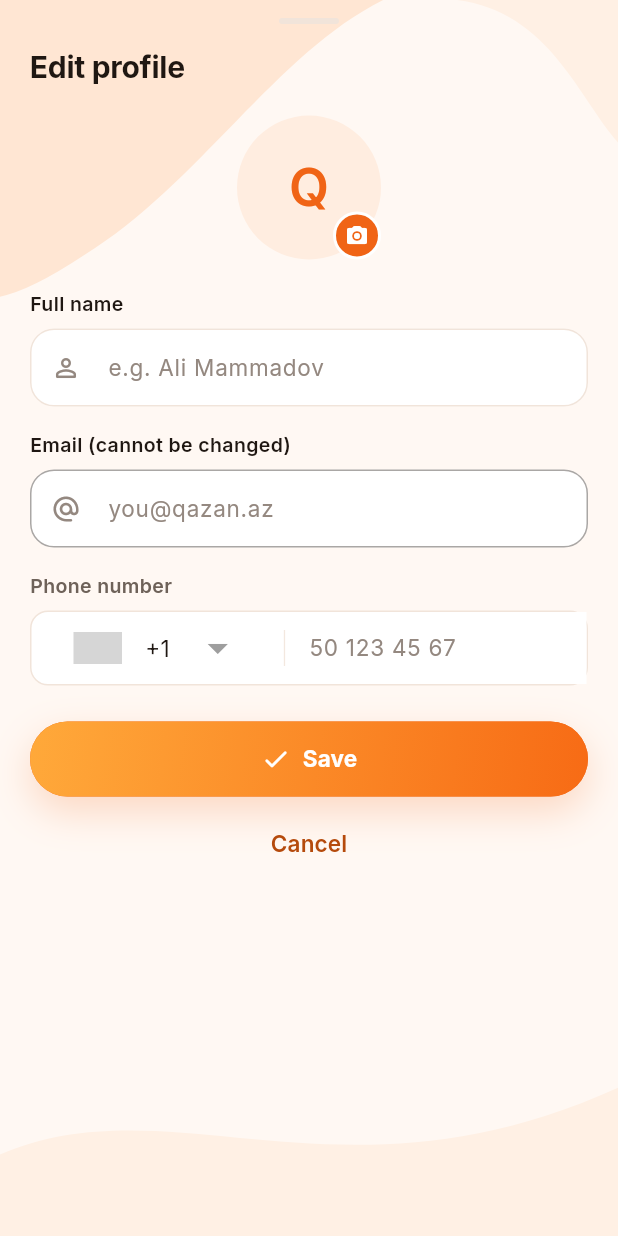
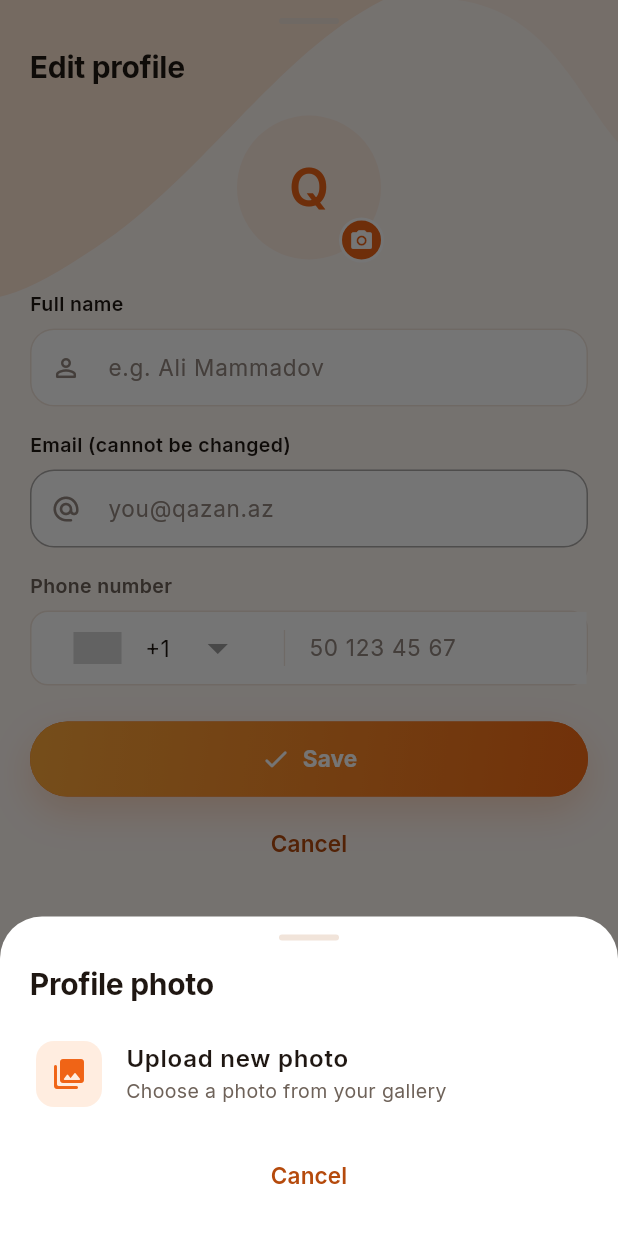
Before and after one commit to intiqamquluzada/gazan-mobile, a Flutter app: the EditProfileSheet widget shown alone on an empty page, opened directly, after a tap on an icon or button, on a phone screen of 412 x 824 dp. Run offline on Flutter 3.47's test engine with Material 3 defaults, Android fonts, the phone set to English and light mode, and no system bars; drawn by our look-alikes of country_code_picker; our stand-ins replace cached_network_image, dio, firebase_core, firebase_messaging, fl_chart, flutter_cache_manager and 12 more; missing offline and left inert: ndef_record, nfc_manager, window_manager; accounts and stored records are empty; network calls fail; grey boxes are pictures that could not be loaded.

Commit message:
feat: profile photo menu (upload new / remove), fix photo not updating
- Tapping the avatar on the profile, business account and edit-profile
  screens opens "Upload new photo" / "Remove photo" (az/en/ru/tr).
- Upload/remove show a spinner on the avatar and a confirmation; errors are
  no longer swallowed.
- Business account screen now shows the owner's photo.

Needs the backend change that opens POST /api/v1/images to customers.

Co-Authored-By: Claude Opus 5.5 <noreply@anthropic.com>

```diff
--- a/lib/core/i18n/strings.dart
+++ b/lib/core/i18n/strings.dart
@@ -2,6 +2,7 @@ import 'package:flutter_riverpod/flutter_riverpod.dart';
 
 import '../../features/profile/application/profile_settings_controller.dart';
 
+export 'strings_avatar.dart';
 export 'strings_campaign.dart';
 export 'strings_ext.dart';
 export 'strings_hints.dart';
--- a/lib/features/auth/domain/app_user.dart
+++ b/lib/features/auth/domain/app_user.dart
@@ -40,6 +40,7 @@ class AppUser {
     String? avatarUrl,
     UserRole? role,
     String? businessId,
+    bool clearAvatar = false,
   }) =>
       AppUser(
         id: id,
@@ -47,7 +48,7 @@ class AppUser {
         email: email ?? this.email,
         phone: phone ?? this.phone,
         birthDate: birthDate ?? this.birthDate,
-        avatarUrl: avatarUrl ?? this.avatarUrl,
+        avatarUrl: clearAvatar ? null : (avatarUrl ?? this.avatarUrl),
         role: role ?? this.role,
         businessId: businessId ?? this.businessId,
         profileComplete: profileComplete,
--- a/lib/features/business/presentation/business_account_screen.dart
+++ b/lib/features/business/presentation/business_account_screen.dart
@@ -8,7 +8,6 @@ import '../../../core/theme/app_colors.dart';
 import '../../../core/theme/app_spacing.dart';
 import '../../../core/theme/app_text_styles.dart';
 import '../../../core/theme/theme_mode_controller.dart';
-import '../../../core/widgets/avatar.dart';
 import '../../../core/widgets/confirm_sheet.dart';
 import '../../auth/application/auth_controller.dart';
 import '../../auth/domain/app_user.dart';
@@ -20,6 +19,7 @@ import '../../profile/presentation/sheets/language_sheet.dart';
 import '../../profile/presentation/sheets/security_sheet.dart';
 import '../../profile/presentation/sheets/theme_sheet.dart';
 import 'package:go_router/go_router.dart';
+import '../../profile/presentation/widgets/editable_avatar.dart';
 
 /// Personal account settings for a business owner — reached by tapping
 /// the avatar on the business dashboard. Distinct from "Mənim biznesim"
@@ -50,7 +50,7 @@ class BusinessAccountScreen extends ConsumerWidget {
             ),
             child: Row(
               children: <Widget>[
-                Avatar(name: user?.fullName ?? s.businessFallback, size: 56),
+                EditableAvatar(size: 56, fallbackName: s.businessFallback),
                 const SizedBox(width: AppSpacing.md),
                 Expanded(
                   child: Column(
--- a/lib/features/profile/presentation/sheets/edit_profile_sheet.dart
+++ b/lib/features/profile/presentation/sheets/edit_profile_sheet.dart
@@ -1,22 +1,19 @@
 import 'package:flutter/material.dart';
 import 'package:flutter_riverpod/flutter_riverpod.dart';
-import 'package:image_picker/image_picker.dart';
 
-import '../../../../core/theme/app_colors.dart';
 import '../../../../core/theme/app_spacing.dart';
 import '../../../../core/theme/app_text_styles.dart';
 import '../../../../core/i18n/strings.dart';
 import '../../../../core/network/api_exception.dart';
 import '../../../../core/utils/phone_util.dart';
 import '../../../../core/widgets/app_text_field.dart';
-import '../../../../core/widgets/avatar.dart';
 import '../../../../core/widgets/phone_field.dart';
 import '../../../../core/widgets/primary_button.dart';
 import '../../../auth/application/auth_controller.dart';
 import '../../../auth/domain/app_user.dart';
 import '../../../auth/domain/user_role.dart';
-import '../../../media/data/media_repository.dart';
 import '../../data/profile_remote_data_source.dart';
+import '../widgets/editable_avatar.dart';
 import '_sheet_handle.dart';
 
 class EditProfileSheet extends ConsumerStatefulWidget {
@@ -34,8 +31,6 @@ class _EditProfileSheetState extends ConsumerState<EditProfileSheet> {
   // Same contract as the sign-up / complete-profile phone input.
   String _dialCode = '+994';
   bool _saving = false;
-  bool _uploadingAvatar = false;
-  String? _avatarUrl;
 
   @override
   void initState() {
@@ -50,38 +45,6 @@ class _EditProfileSheetState extends ConsumerState<EditProfileSheet> {
         text: phone.startsWith(_dialCode)
             ? phone.substring(_dialCode.length)
             : phone);
-    _avatarUrl = u?.avatarUrl;
-  }
-
-  /// Pick → upload → persist the avatar immediately (no "save" needed),
-  /// mirroring the business logo flow.
-  Future<void> _pickAvatar() async {
-    final XFile? file = await ImagePicker().pickImage(
-      source: ImageSource.gallery,
-      maxWidth: 800,
-      imageQuality: 85,
-    );
-    if (file == null) return;
-    setState(() => _uploadingAvatar = true);
-    try {
-      final String url = await ref.read(mediaRepositoryProvider).uploadImage(
-            bytes: await file.readAsBytes(),
-            filename: file.name,
-          );
-      await ref
-          .read(profileRemoteDataSourceProvider)
-          .updateProfile(avatarUrl: url);
-      ref.read(authControllerProvider.notifier).updateProfile(avatarUrl: url);
-      if (!mounted) return;
-      setState(() => _avatarUrl = url);
-    } on ApiException catch (e) {
-      if (mounted) {
-        ScaffoldMessenger.of(context)
-            .showSnackBar(SnackBar(content: Text(e.message)));
-      }
-    } finally {
-      if (mounted) setState(() => _uploadingAvatar = false);
-    }
   }
 
   @override
@@ -122,40 +85,6 @@ class _EditProfileSheetState extends ConsumerState<EditProfileSheet> {
     }
   }
 
-  Widget _avatarPicker() {
-    final String name = _name.text.trim().isEmpty
-        ? (ref.read(currentUserProvider)?.fullName ?? 'Q')
-        : _name.text.trim();
-    return GestureDetector(
-      onTap: _uploadingAvatar ? null : _pickAvatar,
-      child: Stack(
-        alignment: Alignment.bottomRight,
-        children: <Widget>[
-          Avatar(name: name, imageUrl: _avatarUrl, size: 96),
-          Container(
-            padding: const EdgeInsets.all(6),
-            decoration: BoxDecoration(
-              color: AppColors.action,
-              shape: BoxShape.circle,
-              border: Border.all(color: AppColors.surface, width: 2),
-            ),
-            child: _uploadingAvatar
-                ? const SizedBox(
-                    width: 16,
-                    height: 16,
-                    child: CircularProgressIndicator(
-                      strokeWidth: 2,
-                      color: AppColors.onDark,
-                    ),
-                  )
-                : const Icon(Icons.camera_alt_rounded,
-                    size: 16, color: AppColors.onDark),
-          ),
-        ],
-      ),
-    );
-  }
-
   @override
   Widget build(BuildContext context) {
     final S s = ref.watch(sProvider);
@@ -179,7 +108,7 @@ class _EditProfileSheetState extends ConsumerState<EditProfileSheet> {
               const SizedBox(height: AppSpacing.lg),
               Text(s.editProfile, style: AppTextStyles.h2),
               const SizedBox(height: AppSpacing.xl),
-              Center(child: _avatarPicker()),
+              const Center(child: EditableAvatar(size: 96)),
               const SizedBox(height: AppSpacing.xl),
               AppTextField(
                 hint: s.fullNameHint,
--- /dev/null
+++ b/lib/features/profile/presentation/widgets/editable_avatar.dart
@@ -0,0 +1,230 @@
+import 'dart:typed_data';
+
+import 'package:flutter/material.dart';
+import 'package:flutter_riverpod/flutter_riverpod.dart';
+import 'package:image_picker/image_picker.dart';
+
+import '../../../../core/i18n/strings.dart';
+import '../../../../core/network/api_exception.dart';
+import '../../../../core/theme/app_colors.dart';
+import '../../../../core/theme/app_spacing.dart';
+import '../../../../core/theme/app_text_styles.dart';
+import '../../../../core/widgets/avatar.dart';
+import '../../../auth/application/auth_controller.dart';
+import '../../../auth/domain/app_user.dart';
+import '../../../media/data/media_repository.dart';
+import '../../data/profile_remote_data_source.dart';
+import '../sheets/_sheet_handle.dart';
+
+/// True while a profile photo is being uploaded or removed, so every avatar
+/// on screen shows the same progress state.
+final StateProvider<bool> avatarBusyProvider =
+    StateProvider<bool>((Ref ref) => false);
+
+/// The signed-in user's avatar. Tapping it opens "Upload new photo" /
+/// "Remove photo"; the change is saved straight away.
+class EditableAvatar extends ConsumerWidget {
+  const EditableAvatar({super.key, this.size = 56, this.fallbackName});
+
+  final double size;
+
+  /// Name for the initials when the user has none (e.g. business fallback).
+  final String? fallbackName;
+
+  @override
+  Widget build(BuildContext context, WidgetRef ref) {
+    final AppUser? user = ref.watch(currentUserProvider);
+    final bool busy = ref.watch(avatarBusyProvider);
+    final AppPalette p = context.palette;
+    final double badge = (size * 0.36).clamp(20.0, 30.0);
+    return Semantics(
+      button: true,
+      label: ref.watch(sProvider).avatarTitle,
+      child: GestureDetector(
+        onTap: busy ? null : () => showAvatarActions(context, ref),
+        child: SizedBox.square(
+          dimension: size,
+          child: Stack(
+            clipBehavior: Clip.none,
+            children: <Widget>[
+              Avatar(
+                name: user?.fullName ?? fallbackName ?? 'Q',
+                imageUrl: user?.avatarUrl,
+                size: size,
+              ),
+              if (busy)
+                Positioned.fill(
+                  child: DecoratedBox(
+                    decoration: BoxDecoration(
+                      color: AppColors.media.withValues(alpha: 0.35),
+                      shape: BoxShape.circle,
+                    ),
+                    child: Center(
+                      child: SizedBox.square(
+                        dimension: size * 0.34,
+                        child: const CircularProgressIndicator(
+                          strokeWidth: 2.4,
+                          color: AppColors.onDark,
+                        ),
+                      ),
+                    ),
+                  ),
+                ),
+              Positioned(
+                right: -2,
+                bottom: -2,
+                child: Container(
+                  width: badge,
+                  height: badge,
+                  decoration: BoxDecoration(
+                    color: p.action,
+                    shape: BoxShape.circle,
+                    border: Border.all(color: p.surface, width: 2),
+                  ),
+                  child: Icon(
+                    Icons.photo_camera_rounded,
+                    size: badge * 0.55,
+                    color: AppColors.onDark,
+                  ),
+                ),
+              ),
+            ],
+          ),
+        ),
+      ),
+    );
+  }
+}
+
+/// Bottom sheet with the photo actions. "Remove" only shows when there is a
+/// photo to remove.
+Future<void> showAvatarActions(BuildContext context, WidgetRef ref) async {
+  final S s = ref.read(sProvider);
+  final bool hasPhoto =
+      (ref.read(currentUserProvider)?.avatarUrl ?? '').isNotEmpty;
+  final String? choice = await showModalBottomSheet<String>(
+    context: context,
+    useRootNavigator: true,
+    showDragHandle: false,
+    builder: (BuildContext ctx) {
+      final AppPalette p = ctx.palette;
+      Widget option(String value, IconData icon, String title, String sub,
+          {bool danger = false}) {
+        final Color tint = danger ? AppColors.dangerText : p.action;
+        return ListTile(
+          contentPadding: const EdgeInsets.symmetric(horizontal: AppSpacing.xs),
+          leading: Container(
+            width: 44,
+            height: 44,
+            decoration: BoxDecoration(
+              color: danger ? p.dangerSoft : p.caramelSoft,
+              borderRadius: BorderRadius.circular(AppRadius.md),
+            ),
+            child: Icon(icon, color: tint),
+          ),
+          title: Text(title,
+              style: AppTextStyles.bodyLg.copyWith(
+                  fontWeight: FontWeight.w600,
+                  color: danger ? AppColors.dangerText : p.textPrimary)),
+          subtitle: Text(sub, style: AppTextStyles.bodySm),
+          onTap: () => Navigator.of(ctx).pop(value),
+        );
+      }
+
+      return SafeArea(
+        child: Padding(
+          padding: const EdgeInsets.fromLTRB(
+              AppSpacing.xl, AppSpacing.md, AppSpacing.xl, AppSpacing.lg),
+          child: Column(
+            mainAxisSize: MainAxisSize.min,
+            crossAxisAlignment: CrossAxisAlignment.stretch,
+            children: <Widget>[
+              const SheetHandle(),
+              const SizedBox(height: AppSpacing.lg),
+              Text(s.avatarTitle, style: AppTextStyles.h2),
+              const SizedBox(height: AppSpacing.md),
+              option('upload', Icons.photo_library_rounded, s.avatarUpload,
+                  s.avatarUploadSub),
+              if (hasPhoto)
+                option('remove', Icons.delete_outline_rounded, s.avatarRemove,
+                    s.avatarRemoveSub,
+                    danger: true),
+              const SizedBox(height: AppSpacing.sm),
+              TextButton(
+                onPressed: () => Navigator.of(ctx).pop(),
+                child: Text(s.cancel),
+              ),
+            ],
+          ),
+        ),
+      );
+    },
+  );
+  if (choice == null || !context.mounted) return;
+  if (choice == 'upload') {
+    await _upload(context, ref);
+  } else if (choice == 'remove') {
+    await _remove(context, ref);
+  }
+}
+
+Future<void> _upload(BuildContext context, WidgetRef ref) async {
+  final S s = ref.read(sProvider);
+  final ScaffoldMessengerState messenger = ScaffoldMessenger.of(context);
+  final XFile? file = await ImagePicker().pickImage(
+    source: ImageSource.gallery,
+    maxWidth: 800,
+    maxHeight: 800,
+    imageQuality: 85,
+  );
+  if (file == null) return;
+  ref.read(avatarBusyProvider.notifier).state = true;
+  try {
+    final Uint8List bytes = await file.readAsBytes();
+    if (bytes.length > 5 * 1024 * 1024) {
+      messenger.showSnackBar(SnackBar(content: Text(s.avatarTooLarge)));
+      return;
+    }
+    final String url = await ref.read(mediaRepositoryProvider).uploadImage(
+          bytes: bytes,
+          filename: file.name,
+          contentType: _contentType(file.name),
+        );
+    await ref.read(profileRemoteDataSourceProvider).updateProfile(avatarUrl: url);
+    ref.read(authControllerProvider.notifier).updateProfile(avatarUrl: url);
+    messenger.showSnackBar(SnackBar(content: Text(s.avatarUpdated)));
+  } on ApiException catch (e) {
+    messenger.showSnackBar(SnackBar(
+        content: Text(e.isNetwork ? s.avatarFailed : e.message)));
+  } catch (_) {
+    messenger.showSnackBar(SnackBar(content: Text(s.avatarFailed)));
+  } finally {
+    ref.read(avatarBusyProvider.notifier).state = false;
+  }
+}
+
+Future<void> _remove(BuildContext context, WidgetRef ref) async {
+  final S s = ref.read(sProvider);
+  final ScaffoldMessengerState messenger = ScaffoldMessenger.of(context);
+  ref.read(avatarBusyProvider.notifier).state = true;
+  try {
+    await ref.read(profileRemoteDataSourceProvider).removeAvatar();
+    ref.read(authControllerProvider.notifier).updateProfile(clearAvatar: true);
+    messenger.showSnackBar(SnackBar(content: Text(s.avatarRemoved)));
+  } on ApiException catch (e) {
+    messenger.showSnackBar(SnackBar(content: Text(e.message)));
+  } catch (_) {
+    messenger.showSnackBar(SnackBar(content: Text(s.errorTryAgain)));
+  } finally {
+    ref.read(avatarBusyProvider.notifier).state = false;
+  }
+}
+
+String _contentType(String name) {
+  final String n = name.toLowerCase();
+  if (n.endsWith('.png')) return 'image/png';
+  // image_picker re-encodes to JPEG when a quality is set, so HEIC
+  // originals arrive as JPEG bytes (the server accepts jpeg/png/webp/gif).
+  if (n.endsWith('.webp')) return 'image/webp';
+  return 'image/jpeg';
+}
```
Also changed, not shown: lib/core/i18n/strings_avatar.dart (added, +57 -0 lines), lib/features/auth/application/auth_controller.dart (+8 -2 lines), lib/features/profile/data/profile_remote_data_source.dart (+9 -0 lines), lib/features/profile/presentation/profile_screen.dart (+2 -6 lines).
